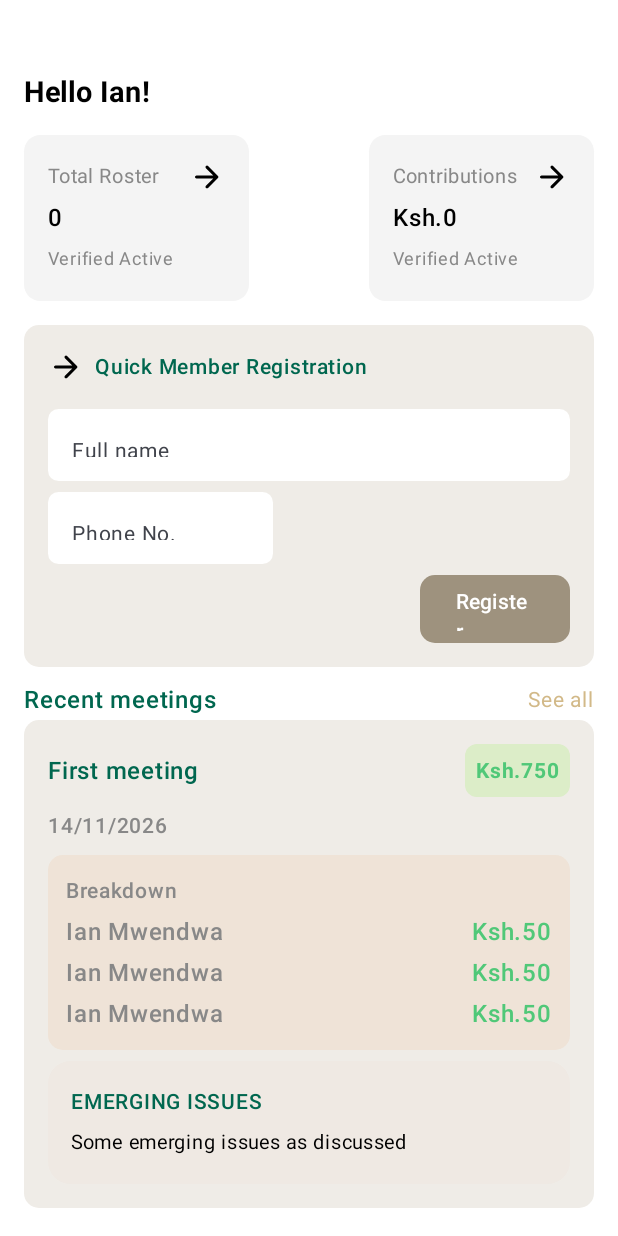
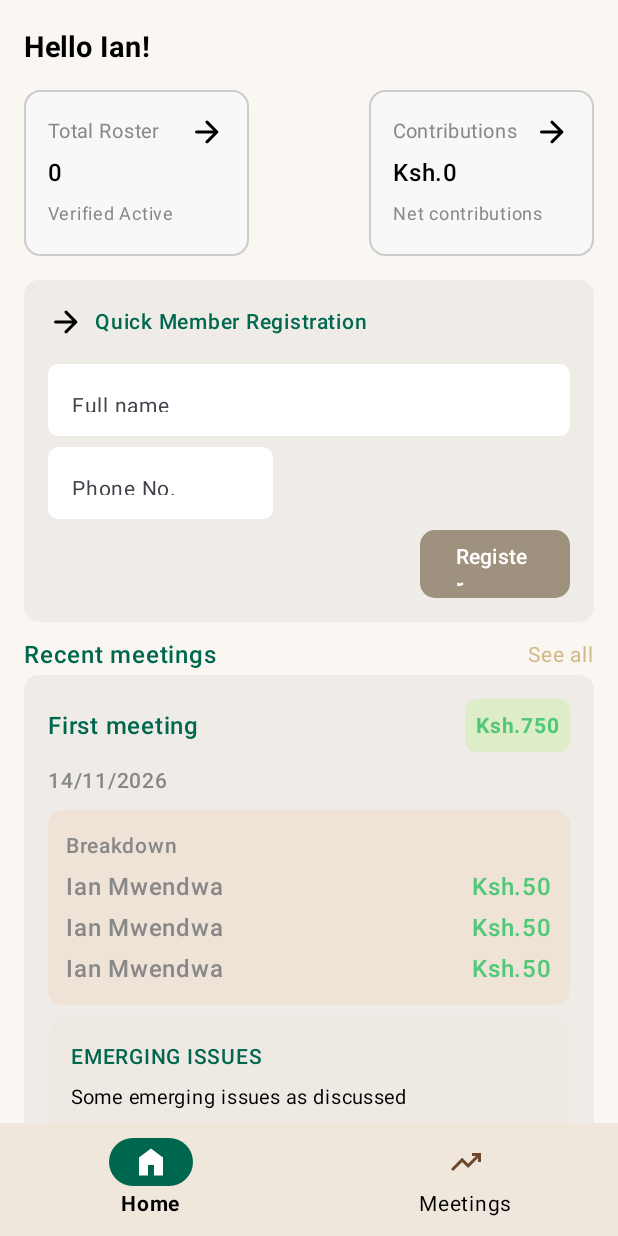
Before and after one commit to ianmwendwaa/Elders, an Android app built with Jetpack Compose: the screen it shows after launch (MainActivity), on a phone screen of 412 x 824 dp. Run offline under Robolectric (Android 15) with nearby library versions, the phone set to English and light mode, and no system bars; 1 statement that could not run was skipped.

Commit message:
Fix#3: Fixed the NavGraph

```diff
--- a/app/src/main/java/com/zion/elders/MainActivity.kt
+++ b/app/src/main/java/com/zion/elders/MainActivity.kt
@@ -4,12 +4,20 @@ import android.os.Bundle
 import androidx.activity.ComponentActivity
 import androidx.activity.compose.setContent
 import androidx.activity.enableEdgeToEdge
+import androidx.compose.material3.Scaffold
 import androidx.compose.material3.Text
 import androidx.compose.runtime.Composable
+import androidx.compose.runtime.mutableStateOf
+import androidx.compose.runtime.remember
 import androidx.compose.ui.Modifier
 import androidx.compose.ui.tooling.preview.Preview
 import androidx.navigation.NavHostController
+import androidx.navigation.compose.rememberNavController
+import com.zion.elders.components.BottomNavBar
+import com.zion.elders.models.AppTab
+import com.zion.elders.navigation.NavigationController
 import com.zion.elders.screens.HomeScreen
+import com.zion.elders.screens.MainScreen
 import com.zion.elders.ui.theme.EldersTheme
 
 class MainActivity : ComponentActivity() {
@@ -18,7 +26,8 @@ class MainActivity : ComponentActivity() {
         enableEdgeToEdge()
         setContent {
             EldersTheme {
-                HomeScreen(navController = NavHostController(this),)
+                val navHostController = rememberNavController()
+                NavigationController(navHostController)
             }
         }
     }
--- a/app/src/main/java/com/zion/elders/components/CommonAssets.kt
+++ b/app/src/main/java/com/zion/elders/components/CommonAssets.kt
@@ -5,14 +5,25 @@ package com.zion.elders.components
 import androidx.compose.foundation.layout.Arrangement
 import androidx.compose.foundation.layout.Column
 import androidx.compose.foundation.layout.ColumnScope
+import androidx.compose.foundation.layout.fillMaxWidth
+import androidx.compose.foundation.layout.height
 import androidx.compose.foundation.layout.padding
 import androidx.compose.foundation.shape.RoundedCornerShape
 import androidx.compose.material3.Card
 import androidx.compose.material3.CardDefaults
+import androidx.compose.material3.Icon
+import androidx.compose.material3.NavigationBar
+import androidx.compose.material3.NavigationBarItem
+import androidx.compose.material3.NavigationBarItemDefaults
+import androidx.compose.material3.Text
 import androidx.compose.runtime.Composable
 import androidx.compose.ui.Modifier
 import androidx.compose.ui.graphics.Color
+import androidx.compose.ui.res.painterResource
+import androidx.compose.ui.text.font.FontWeight
 import androidx.compose.ui.unit.dp
+import androidx.compose.ui.unit.sp
+import com.zion.elders.models.AppTab
 
 @Composable
 fun SystemForm(
@@ -34,3 +45,49 @@ fun SystemForm(
         )
     }
 }
+
+@Composable
+fun BottomNavBar(
+    currentTab: AppTab,
+    onTabSelected: (AppTab) -> Unit
+){
+    val deepEmerald = Color(0xFF00674F)
+    val warmSand = Color(0xFFEFE6DC)
+    val espressoText = Color(0xFF3B2618)
+    val mutedBrown = Color(0xFF6E472B)
+
+    NavigationBar(
+        containerColor = warmSand,
+        tonalElevation = 4.dp,
+        modifier = Modifier.height(75.dp)
+    ) {
+        AppTab.entries.forEach { navItem ->
+            val isSelected = (currentTab == navItem)
+
+            NavigationBarItem(
+                selected = isSelected,
+                onClick = { onTabSelected(navItem)},
+                icon = {
+                    Icon(
+                        painter = painterResource(if (isSelected) navItem.filledIcon else navItem.outlinedIcon),
+                        contentDescription = "nav_item_img")
+                },
+                label = {
+                    Text(
+                        text = navItem.label,
+                        fontSize = 14.sp,
+                        color = Color.Black,
+                        fontWeight = if (isSelected) FontWeight.Bold else FontWeight.Normal
+                    )
+                },
+                colors = NavigationBarItemDefaults.colors(
+                    selectedIconColor = Color.White,
+                    indicatorColor = deepEmerald,          // Active emerald pill behind icon
+                    selectedTextColor = deepEmerald,
+                    unselectedIconColor = mutedBrown,
+                    unselectedTextColor = espressoText.copy(alpha = 0.75f)
+                )
+            )
+        }
+    }
+}
--- a/app/src/main/java/com/zion/elders/components/HomeAssets.kt
+++ b/app/src/main/java/com/zion/elders/components/HomeAssets.kt
@@ -4,6 +4,7 @@ package com.zion.elders.components
 
 import androidx.compose.foundation.Image
 import androidx.compose.foundation.background
+import androidx.compose.foundation.border
 import androidx.compose.foundation.layout.Arrangement
 import androidx.compose.foundation.layout.Box
 import androidx.compose.foundation.layout.Column
@@ -42,10 +43,10 @@ fun OverviewDataCard(
     dataSecondaryLabel: String = ""
 ){
     Card(
-        modifier = Modifier.width(150.dp),
+        modifier = Modifier.width(150.dp).border(1.dp, Color.LightGray, shape = RoundedCornerShape(11.dp)),
         shape = RoundedCornerShape(11.dp),
         colors = CardDefaults.cardColors(
-            containerColor = Color(0xFFF4F4F4)
+            containerColor = Color(0xFFF8F8F8)
         )
     ) {
         Column(modifier = Modifier.padding(16.dp),
--- a/app/src/main/java/com/zion/elders/models/AppTab.kt
+++ b/app/src/main/java/com/zion/elders/models/AppTab.kt
@@ -2,12 +2,13 @@ package com.zion.elders.models
 
 import android.graphics.drawable.Icon
 import androidx.compose.ui.graphics.vector.ImageVector
-import androidx.compose.material3.icons
+import com.zion.elders.R
 
 enum class AppTab(
     val label: String,
-    val filledIcon: ImageVector,
-    val outlinedIcon: ImageVector
+    val filledIcon: Int,
+    val outlinedIcon: Int
 ) {
-//    HOME("Home", Icon.)
+    HOME("Home", R.drawable.home_filled, R.drawable.home_outline),
+    MEETINGS("Meetings", R.drawable.trending_up_filled, R.drawable.trending_up_filled)
 }
--- a/app/src/main/java/com/zion/elders/navigation/NavigationController.kt
+++ b/app/src/main/java/com/zion/elders/navigation/NavigationController.kt
@@ -4,22 +4,20 @@ import androidx.compose.animation.core.tween
 import androidx.compose.animation.slideInHorizontally
 import androidx.compose.animation.slideOutHorizontally
 import androidx.compose.runtime.Composable
+import androidx.navigation.NavHostController
 import androidx.navigation.compose.NavHost
 import androidx.navigation.compose.composable
-import androidx.navigation.compose.rememberNavController
 import com.zion.elders.screens.AddNewMembersScreen
+import com.zion.elders.screens.HomeScreen
 import com.zion.elders.screens.LogMeetingDataScreen
-import com.zion.elders.screens.HomeScreen
-import com.zion.elders.screens.ViewMembersScreen
+import com.zion.elders.screens.MainScreen
 import com.zion.elders.screens.WelcomeScreen
 
 @Composable
-fun NavigationController(){
-    val navController = rememberNavController()
-
+fun NavigationController(navController: NavHostController){
     NavHost(
         navController = navController,
-        startDestination = ROUTE_HOME_SCREEN,
+        startDestination = ROUTE_MAIN,
         enterTransition = {
             slideInHorizontally(
                 animationSpec = tween(400),
@@ -40,17 +38,20 @@ fun NavigationController(){
             slideOutHorizontally(animationSpec = tween(400))
         }
     ){
+        composable(ROUTE_MAIN) {
+            MainScreen(navController = navController)
+        }
         composable(ROUTE_WELCOME_SCREEN) {
             WelcomeScreen(navController = navController)
         }
         composable(ROUTE_HOME_SCREEN){
-            HomeScreen(navController = navController,)
+            HomeScreen(navController = navController)
         }
         composable(ROUTE_ADD_NEW_MEMBER){
             AddNewMembersScreen(navController = navController)
         }
         composable(ROUTE_VIEW_MEMBERS){
-            ViewMembersScreen()
+//            ViewMembersScreen()
         }
         composable(ROUTE_CREATE_MEETING_ENTRY) {
             LogMeetingDataScreen()
--- a/app/src/main/java/com/zion/elders/navigation/Routes.kt
+++ b/app/src/main/java/com/zion/elders/navigation/Routes.kt
@@ -2,6 +2,7 @@ package com.zion.elders.navigation
 
 const val ROUTE_WELCOME_SCREEN = "welcome_screen"
 const val ROUTE_HOME_SCREEN = "home"
+const val ROUTE_MAIN = "main_nav_bar"
 const val ROUTE_ADD_NEW_MEMBER = "add_member_screen"
 const val ROUTE_VIEW_MEMBERS = "view_members_screen"
 const val ROUTE_CREATE_MEETING_ENTRY = "create_meeting_entry_screen"
--- a/app/src/main/java/com/zion/elders/screens/HomeScreen.kt
+++ b/app/src/main/java/com/zion/elders/screens/HomeScreen.kt
@@ -3,7 +3,6 @@ package com.zion.elders.screens
 import android.content.Context
 import android.widget.Toast
 import androidx.compose.foundation.Image
-import androidx.compose.foundation.background
 import androidx.compose.foundation.border
 import androidx.compose.foundation.layout.Arrangement
 import androidx.compose.foundation.layout.Column
@@ -43,7 +42,7 @@ import androidx.compose.ui.text.input.KeyboardCapitalization
 import androidx.compose.ui.text.input.KeyboardType
 import androidx.compose.ui.unit.dp
 import androidx.compose.ui.unit.sp
-import androidx.navigation.NavHostController
+import androidx.navigation.NavController
 import com.zion.elders.R
 import com.zion.elders.backend.Lib
 import com.zion.elders.components.MeetingDataCard
@@ -58,7 +57,7 @@ import java.time.LocalDate
 import java.time.format.DateTimeFormatter
 
 @Composable
-fun HomeScreen(navController: NavHostController){
+fun HomeScreen(navController: NavController){
     val totalMembers by remember { mutableIntStateOf(0) }
     val totalContribution by remember { mutableIntStateOf(0) }
 
@@ -83,9 +82,9 @@ fun HomeScreen(navController: NavHostController){
 
     Column(
 //        0xFFEFE6DC
-        modifier = Modifier.fillMaxSize().background(Color.White).verticalScroll(rememberScrollState()),
+        modifier = Modifier.fillMaxSize().verticalScroll(rememberScrollState()),
     ) {
-        Text(text = "Hello Ian!", fontSize = 19.sp, fontWeight = FontWeight.Bold,modifier = Modifier.padding(start = 16.dp, top = 50.dp, end = 16.dp),
+        Text(text = "Hello Ian!", fontSize = 19.sp, fontWeight = FontWeight.Bold,modifier = Modifier.padding(start = 16.dp, top = 20.dp, end = 16.dp),
             color = Color.Black
         )
 
@@ -104,7 +103,7 @@ fun HomeScreen(navController: NavHostController){
                 "Contributions",
                 R.drawable.ic_right_button,
                 "Ksh.$totalContribution",
-                "Verified Active"
+                "Net contributions"
             )
 
         }
--- /dev/null
+++ b/app/src/main/java/com/zion/elders/screens/MainScreen.kt
@@ -0,0 +1,50 @@
+package com.zion.elders.screens
+
+import androidx.compose.foundation.layout.Box
+import androidx.compose.foundation.layout.fillMaxSize
+import androidx.compose.foundation.layout.padding
+import androidx.compose.material3.Scaffold
+import androidx.compose.runtime.Composable
+import androidx.compose.runtime.getValue
+import androidx.compose.runtime.mutableStateOf
+import androidx.compose.runtime.remember
+import androidx.compose.runtime.setValue
+import androidx.compose.ui.Modifier
+import androidx.compose.ui.graphics.Color
+import androidx.navigation.NavHostController
+import androidx.navigation.compose.rememberNavController
+import com.zion.elders.components.BottomNavBar
+import com.zion.elders.models.AppTab
+import com.zion.elders.navigation.NavigationController
+
+@Composable
+fun MainScreen(navController: NavHostController){
+    var activeTab by remember { mutableStateOf(AppTab.HOME) }
+    val creamCanvas = Color(0xFFFAF6F1)
+
+    Scaffold(
+        containerColor = creamCanvas,
+        bottomBar = {
+            BottomNavBar(currentTab = activeTab) { selectedTab ->
+                activeTab = selectedTab
+            }
+        }
+    ) { innerPadding ->
+        Box(
+            modifier = Modifier.fillMaxSize().padding(innerPadding)
+        ) {
+            when(activeTab) {
+                AppTab.HOME -> {
+                    HomeScreen(navController)
+                }
+
+                AppTab.MEETINGS -> {
+                    MeetingsScreen(navController)
+                }
+                else -> {
+                    ""
+                }
+            }
+        }
+    }
+}
--- /dev/null
+++ b/app/src/main/res/drawable/home_filled.xml
@@ -0,0 +1,8 @@
+<vector xmlns:android="http://schemas.android.com/apk/res/android"
+    android:width="24dp"
+    android:height="24dp"
+    android:viewportWidth="24"
+    android:viewportHeight="24">
+    <path android:fillColor="@android:color/black"
+        android:pathData="M4,21V9l8-6l8,6V21H14V14H10v7H4Z"/>
+</vector>
--- /dev/null
+++ b/app/src/main/res/drawable/home_outline.xml
@@ -0,0 +1,8 @@
+<vector xmlns:android="http://schemas.android.com/apk/res/android"
+    android:width="24dp"
+    android:height="24dp"
+    android:viewportWidth="24"
+    android:viewportHeight="24">
+    <path android:fillColor="@android:color/black"
+        android:pathData="M6,19H9V13h6v6h3V10L12,5.5L6,10v9ZM4,21V9l8-6l8,6V21H13V15H11v6H4Zm8-8.75Z"/>
+</vector>
--- /dev/null
+++ b/app/src/main/res/drawable/trending_up_filled.xml
@@ -0,0 +1,8 @@
+<vector xmlns:android="http://schemas.android.com/apk/res/android"
+    android:width="24dp"
+    android:height="24dp"
+    android:viewportWidth="24"
+    android:viewportHeight="24">
+    <path android:fillColor="@android:color/black"
+        android:pathData="M3.4,18L2,16.6L9.4,9.15l4,4L18.6,8H16V6h6v6H20V9.4L13.4,16l-4-4l-6,6Z"/>
+</vector>
```
Also changed, not shown: app/src/main/java/com/zion/elders/screens/CreateMeetingEntryScreen.kt (+14 -4 lines), app/src/main/java/com/zion/elders/screens/MeetingsScreen.kt (added, +81 -0 lines), app/src/main/java/com/zion/elders/screens/ViewMembersScreen.kt (+0 -45 lines), app/src/main/res/drawable/group_filled.xml (added, +8 -0 lines), app/src/main/res/drawable/group_outline.xml (added, +8 -0 lines).
